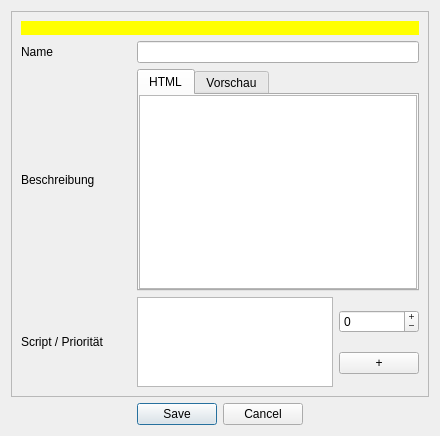
Above: designer/DatenbankEditWaffeneigenschaft.ui from Aeolitus/Sephrasto before the change. Below: the same form after it.
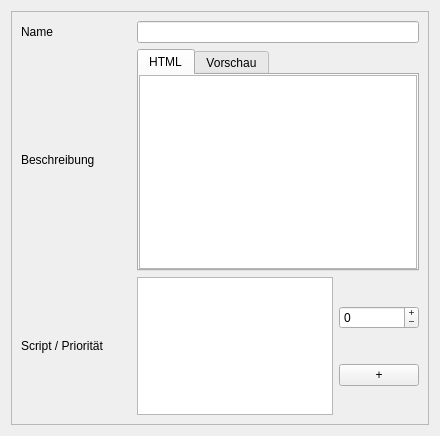
That is the form after the change.

```diff
--- a/designer/DatenbankEditWaffeneigenschaft.ui
+++ b/designer/DatenbankEditWaffeneigenschaft.ui
@@ -1,10 +1,7 @@
 <?xml version="1.0" encoding="UTF-8"?>
 <ui version="4.0">
  <class>dialog</class>
- <widget class="QDialog" name="dialog">
-  <property name="windowModality">
-   <enum>Qt::ApplicationModal</enum>
-  </property>
+ <widget class="QWidget" name="dialog">
   <property name="geometry">
    <rect>
     <x>0</x>
@@ -16,8 +13,8 @@
   <property name="windowTitle">
    <string>Sephrasto - Waffeneigenschaft bearbeiten...</string>
   </property>
-  <layout class="QGridLayout" name="gridLayout_2">
-   <item row="0" column="0">
+  <layout class="QVBoxLayout" name="verticalLayout_4">
+   <item>
     <widget class="QScrollArea" name="scrollArea">
      <property name="widgetResizable">
       <bool>true</bool>
@@ -27,100 +24,12 @@
        <rect>
         <x>0</x>
         <y>0</y>
-        <width>420</width>
-        <height>387</height>
+        <width>416</width>
+        <height>412</height>
        </rect>
       </property>
       <layout class="QGridLayout" name="gridLayout">
        <item row="3" column="2">
-        <widget class="QTabWidget" name="tabWidget">
-         <property name="currentIndex">
-          <number>0</number>
-         </property>
-         <widget class="QWidget" name="tab">
-          <attribute name="title">
-           <string>HTML</string>
-          </attribute>
-          <layout class="QVBoxLayout" name="verticalLayout">
-           <property name="spacing">
-            <number>0</number>
-           </property>
-           <property name="leftMargin">
-            <number>0</number>
-           </property>
-           <property name="topMargin">
-            <number>0</number>
-           </property>
-           <property name="rightMargin">
-            <number>0</number>
-           </property>
-           <property name="bottomMargin">
-            <number>0</number>
-           </property>
-           <item>
-            <widget class="QPlainTextEdit" name="teBeschreibung">
-             <property name="sizePolicy">
-              <sizepolicy hsizetype="Expanding" vsizetype="MinimumExpanding">
-               <horstretch>0</horstretch>
-               <verstretch>0</verstretch>
-              </sizepolicy>
-             </property>
-            </widget>
-           </item>
-          </layout>
-         </widget>
-         <widget class="QWidget" name="tab_2">
-          <attribute name="title">
-           <string>Vorschau</string>
-          </attribute>
-          <layout class="QVBoxLayout" name="verticalLayout_2">
-           <property name="leftMargin">
-            <number>0</number>
-           </property>
-           <property name="topMargin">
-            <number>0</number>
-           </property>
-           <property name="rightMargin">
-            <number>0</number>
-           </property>
-           <property name="bottomMargin">
-            <number>0</number>
-           </property>
-           <item>
-            <widget class="QTextBrowser" name="tbBeschreibung"/>
-           </item>
-          </layout>
-         </widget>
-        </widget>
-       </item>
-       <item row="4" column="1">
-        <widget class="QLabel" name="label_3">
-         <property name="minimumSize">
-          <size>
-           <width>110</width>
-           <height>0</height>
-          </size>
-         </property>
-         <property name="text">
-          <string>Script / Priorität</string>
-         </property>
-        </widget>
-       </item>
-       <item row="3" column="1">
-        <widget class="QLabel" name="label_5">
-         <property name="text">
-          <string>Beschreibung</string>
-         </property>
-        </widget>
-       </item>
-       <item row="2" column="1">
-        <widget class="QLabel" name="label">
-         <property name="text">
-          <string>Name</string>
-         </property>
-        </widget>
-       </item>
-       <item row="4" column="2">
         <layout class="QHBoxLayout" name="horizontalLayout">
          <item>
           <widget class="QPlainTextEdit" name="teScript"/>
@@ -166,42 +75,101 @@
          </item>
         </layout>
        </item>
+       <item row="3" column="1">
+        <widget class="QLabel" name="label_3">
+         <property name="minimumSize">
+          <size>
+           <width>110</width>
+           <height>0</height>
+          </size>
+         </property>
+         <property name="text">
+          <string>Script / Priorität</string>
+         </property>
+        </widget>
+       </item>
+       <item row="1" column="1">
+        <widget class="QLabel" name="label">
+         <property name="text">
+          <string>Name</string>
+         </property>
+        </widget>
+       </item>
        <item row="2" column="2">
+        <widget class="QTabWidget" name="tabWidget">
+         <property name="currentIndex">
+          <number>0</number>
+         </property>
+         <widget class="QWidget" name="tab">
+          <attribute name="title">
+           <string>HTML</string>
+          </attribute>
+          <layout class="QVBoxLayout" name="verticalLayout">
+           <property name="spacing">
+            <number>0</number>
+           </property>
+           <property name="leftMargin">
+            <number>0</number>
+           </property>
+           <property name="topMargin">
+            <number>0</number>
+           </property>
+           <property name="rightMargin">
+            <number>0</number>
+           </property>
+           <property name="bottomMargin">
+            <number>0</number>
+           </property>
+           <item>
+            <widget class="QPlainTextEdit" name="teBeschreibung">
+             <property name="sizePolicy">
+              <sizepolicy hsizetype="Expanding" vsizetype="MinimumExpanding">
+               <horstretch>0</horstretch>
+               <verstretch>0</verstretch>
+              </sizepolicy>
+             </property>
+            </widget>
+           </item>
+          </layout>
+         </widget>
+         <widget class="QWidget" name="tab_2">
+          <attribute name="title">
+           <string>Vorschau</string>
+          </attribute>
+          <layout class="QVBoxLayout" name="verticalLayout_2">
+           <property name="leftMargin">
+            <number>0</number>
+           </property>
+           <property name="topMargin">
+            <number>0</number>
+           </property>
+           <property name="rightMargin">
+            <number>0</number>
+           </property>
+           <property name="bottomMargin">
+            <number>0</number>
+           </property>
+           <item>
+            <widget class="QTextBrowser" name="tbBeschreibung"/>
+           </item>
+          </layout>
+         </widget>
+        </widget>
+       </item>
+       <item row="2" column="1">
+        <widget class="QLabel" name="label_5">
+         <property name="text">
+          <string>Beschreibung</string>
+         </property>
+        </widget>
+       </item>
+       <item row="1" column="2">
         <widget class="QLineEdit" name="leName"/>
        </item>
-       <item row="1" column="1" colspan="2">
-        <widget class="QLabel" name="warning">
-         <property name="visible">
-          <bool>true</bool>
-         </property>
-         <property name="styleSheet">
-          <string notr="true">background-color: rgb(255, 255, 0); color: black;</string>
-         </property>
-         <property name="text">
-          <string/>
-         </property>
-         <property name="wordWrap">
-          <bool>true</bool>
-         </property>
-        </widget>
-       </item>
       </layout>
      </widget>
     </widget>
    </item>
-   <item row="1" column="0">
-    <widget class="QDialogButtonBox" name="buttonBox">
-     <property name="orientation">
-      <enum>Qt::Horizontal</enum>
-     </property>
-     <property name="standardButtons">
-      <set>QDialogButtonBox::Cancel|QDialogButtonBox::Save</set>
-     </property>
-     <property name="centerButtons">
-      <bool>true</bool>
-     </property>
-    </widget>
-   </item>
   </layout>
  </widget>
  <tabstops>
```
Left out of the diff: 35 changed lines with no effect on the pictures.
